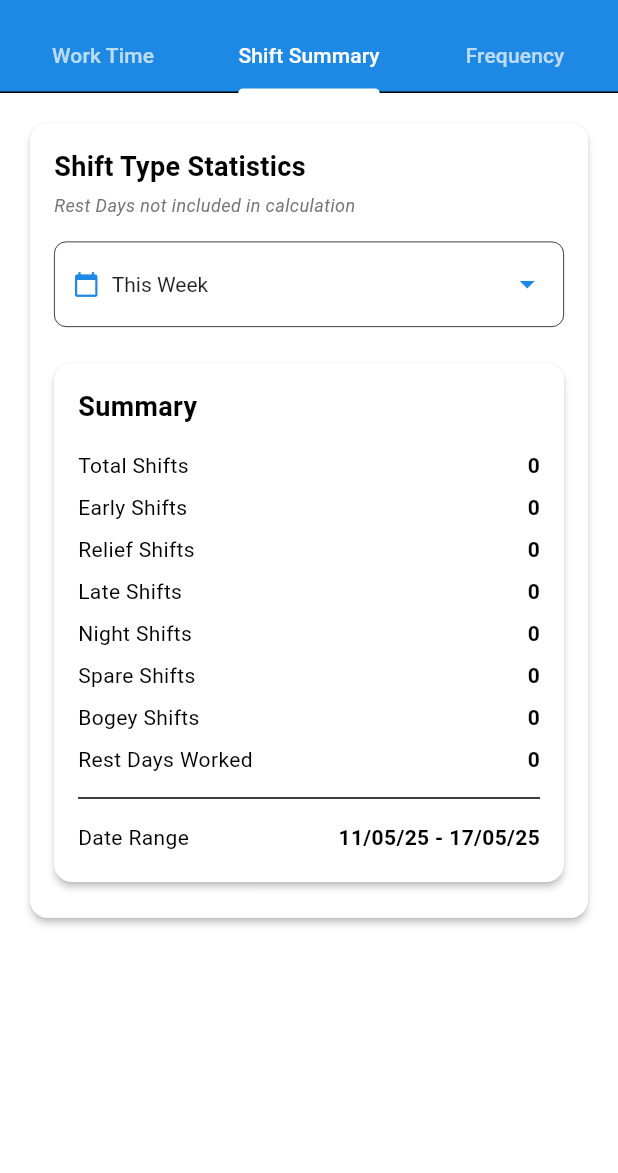
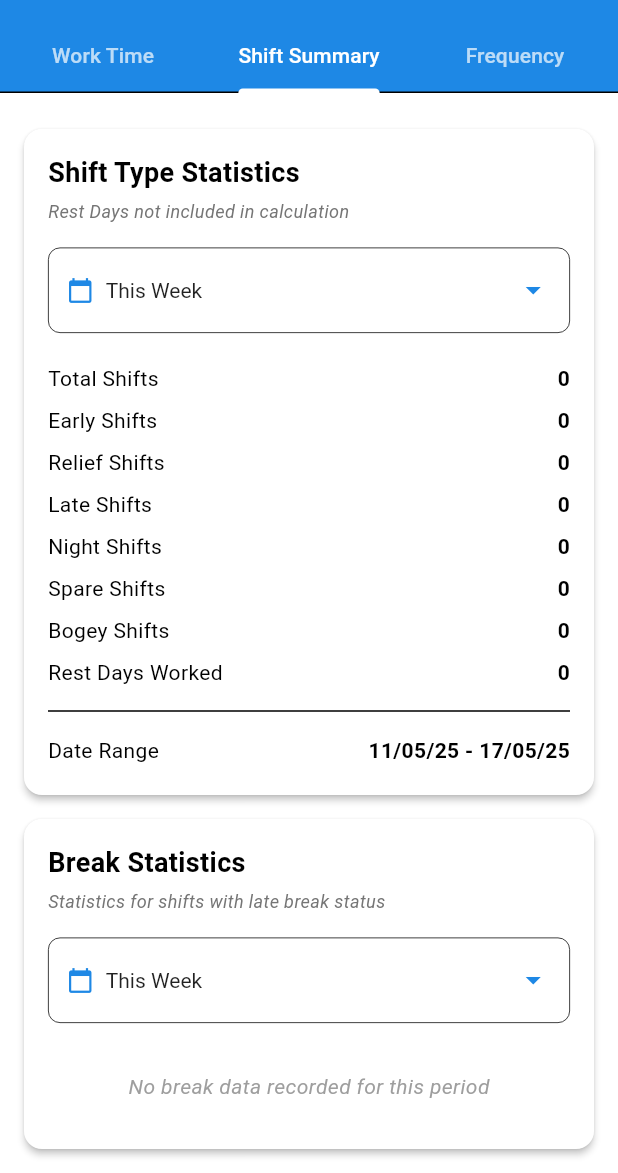
Before and after one commit to robertf670/spdrivercalendar, a Flutter app: the StatisticsScreen screen opened directly with empty values, tab 2 chosen, on a phone screen of 412 x 824 dp, the part 63-1236 px from its top. Run offline on Flutter 3.47's test engine with Material 3 defaults, Android fonts, the phone set to English and light mode, and no system bars; our stand-ins replace csv, file_picker, flutter_local_notifications, google_sign_in, package_info_plus, permission_handler and 3 more; missing offline and left inert: extension_google_sign_in_as_googleapis_auth, googleapis; accounts and stored records are empty.

Commit message:
Add break statistics with time period selection to statistics screen

```diff
--- a/lib/features/statistics/screens/statistics_screen.dart
+++ b/lib/features/statistics/screens/statistics_screen.dart
@@ -13,6 +13,7 @@ import '../widgets/frequency_chart.dart';
 import '../widgets/shift_type_summary_card.dart';
 import '../widgets/time_range_selector.dart';
 import '../widgets/work_time_stats_card.dart';
+import '../widgets/break_statistics_card.dart';
 
 enum ShiftType {
   Early,   // 04:00 - 09:59
@@ -43,6 +44,7 @@ class StatisticsScreenState extends State<StatisticsScreen>
   bool get wantKeepAlive => true;
 
   String _timeRange = 'This Week';
+  String _breakTimeRange = 'This Week';
   final List<String> _timeRanges = [
     'This Week',
     'Last Week',
@@ -339,43 +341,40 @@ class StatisticsScreenState extends State<StatisticsScreen>
   Widget _buildSummaryTab() {
     return SingleChildScrollView(
       padding: const EdgeInsets.all(16.0),
-      child: Card( // Wrap content in a Card
-        elevation: 2.0,
-        child: Padding( // Add internal padding
-          padding: const EdgeInsets.all(16.0),
       child: Column(
-            crossAxisAlignment: CrossAxisAlignment.start,
         children: [
-              const Text(
-                'Shift Type Statistics',
-                style: TextStyle(fontSize: 18, fontWeight: FontWeight.bold),
-              ),
-              const SizedBox(height: 4),
-              Text(
-                'Rest Days not included in calculation',
-                style: TextStyle(
-                  fontSize: 12,
-                  color: Colors.grey[600],
-                  fontStyle: FontStyle.italic,
-                ),
-              ),
-              const SizedBox(height: 16),
-              TimeRangeSelector(
+          // Shift Type Summary Card
+          ShiftTypeSummaryCard(
+            stats: _calculateSummaryStatistics(),
             currentRange: _timeRange,
             availableRanges: _timeRanges,
-                onChanged: (value) {
-                  if (value != null) {
+            onChanged: (newRange) {
+              if (newRange != null) {
                 setState(() {
-                      _timeRange = value;
+                  _timeRange = newRange;
                 });
               }
             },
           ),
-              const SizedBox(height: 16),
-              ShiftTypeSummaryCard(stats: _calculateSummaryStatistics()),
+
+          // Break Statistics Card
+          BreakStatisticsCard(
+            breakStats: _calculateBreakStatistics(),
+            currentRange: _breakTimeRange,
+            availableRanges: _timeRanges,
+            onChanged: (newRange) {
+              if (newRange != null) {
+                setState(() {
+                  _breakTimeRange = newRange;
+                });
+                print('Break stats time range changed to: $newRange'); // Debug
+              }
+            },
+          ),
+
+          // Work Time Stats Card
+          // ... existing code ...
         ],
-          ),
-        ),
       ),
     );
   }
@@ -1390,4 +1389,87 @@ class StatisticsScreenState extends State<StatisticsScreen>
       });
     }
   }
+
+  // Add new method to calculate break statistics
+  Map<String, dynamic> _calculateBreakStatistics() {
+    print('Calculating break statistics...'); // Debug print
+
+    final DateTime now = DateTime.now();
+
+    // This week (Sunday to Saturday)
+    final thisWeekStart = DateTime(now.year, now.month, now.day).subtract(Duration(days: now.weekday % 7));
+    final thisWeekEnd = thisWeekStart.add(const Duration(days: 6));
+
+    // Last week (previous Sunday to Saturday)
+    final lastWeekEnd = thisWeekStart.subtract(const Duration(days: 1));
+    final lastWeekStart = lastWeekEnd.subtract(const Duration(days: 6));
+
+    // This month
+    final thisMonthStart = DateTime(now.year, now.month, 1);
+    final thisMonthEnd = (now.month < 12)
+        ? DateTime(now.year, now.month + 1, 1).subtract(const Duration(days: 1))
+        : DateTime(now.year + 1, 1, 1).subtract(const Duration(days: 1));
+
+    // Last month
+    final lastMonthEnd = thisMonthStart.subtract(const Duration(days: 1));
+    final lastMonthStart = DateTime(lastMonthEnd.year, lastMonthEnd.month, 1);
+
+    // Get all events with late break status from the map of events
+    final List<Event> eventsWithBreakStatus = [];
+    widget.events.forEach((date, dayEvents) {
+      for (final event in dayEvents) {
+        if (event.hasLateBreak == true) {
+          eventsWithBreakStatus.add(event);
         }
+      }
+    });
+
+    // Final result map
+    Map<String, dynamic> result = {
+      'thisweek': _calculateBreakStatsForPeriod(eventsWithBreakStatus, thisWeekStart, thisWeekEnd),
+      'lastweek': _calculateBreakStatsForPeriod(eventsWithBreakStatus, lastWeekStart, lastWeekEnd),
+      'thismonth': _calculateBreakStatsForPeriod(eventsWithBreakStatus, thisMonthStart, thisMonthEnd),
+      'lastmonth': _calculateBreakStatsForPeriod(eventsWithBreakStatus, lastMonthStart, lastMonthEnd),
+      'alltime': _calculateBreakStatsForPeriod(eventsWithBreakStatus, null, null),
+    };
+
+    print('Break statistics calculated: ${result.length} periods'); // Debug print
+    print('Found ${eventsWithBreakStatus.length} events with late break status'); // Debug
+    return result;
+  }
+
+  Map<String, dynamic> _calculateBreakStatsForPeriod(
+    List<Event> events, DateTime? startDate, DateTime? endDate) {
+
+    // Filter by date range if specified
+    List<Event> filteredEvents = events;
+    if (startDate != null && endDate != null) {
+      filteredEvents = events.where((event) {
+        final eventDate = DateTime(event.startDate.year, event.startDate.month, event.startDate.day);
+        return eventDate.isAtSameMomentAs(startDate) ||
+               eventDate.isAtSameMomentAs(endDate) ||
+               (eventDate.isAfter(startDate) && eventDate.isBefore(endDate));
+      }).toList();
+    }
+
+    // Count statistics
+    int total = filteredEvents.length;
+    int fullBreak = filteredEvents.where((e) => e.tookFullBreak == true).length;
+    int overtime = filteredEvents.where((e) => e.tookFullBreak == false).length;
+
+    // Calculate total overtime minutes
+    int totalOvertimeMinutes = 0;
+    for (final event in filteredEvents) {
+      if (event.tookFullBreak == false && event.overtimeDuration != null) {
+        totalOvertimeMinutes += event.overtimeDuration!;
+      }
+    }
+
+    return {
+      'total': total,
+      'fullBreak': fullBreak,
+      'overtime': overtime,
+      'totalOvertimeMinutes': totalOvertimeMinutes,
+    };
+  }
+}
--- /dev/null
+++ b/lib/features/statistics/widgets/break_statistics_card.dart
@@ -0,0 +1,186 @@
+import 'package:flutter/material.dart';
+import 'package:spdrivercalendar/theme/app_theme.dart';
+import 'time_range_selector.dart';
+
+class BreakStatisticsCard extends StatelessWidget {
+  final Map<String, dynamic> breakStats;
+  final String currentRange;
+  final List<String> availableRanges;
+  final ValueChanged<String?> onChanged;
+
+  const BreakStatisticsCard({
+    Key? key,
+    required this.breakStats,
+    required this.currentRange,
+    required this.availableRanges,
+    required this.onChanged,
+  }) : super(key: key);
+
+  @override
+  Widget build(BuildContext context) {
+    return Card(
+      elevation: 2,
+      margin: const EdgeInsets.symmetric(vertical: 8.0),
+      shape: RoundedRectangleBorder(
+        borderRadius: BorderRadius.circular(AppTheme.borderRadius),
+      ),
+      child: Padding(
+        padding: const EdgeInsets.all(16.0),
+        child: Column(
+          crossAxisAlignment: CrossAxisAlignment.start,
+          children: [
+            const Text(
+              'Break Statistics',
+              style: TextStyle(fontSize: 18, fontWeight: FontWeight.bold),
+            ),
+            const SizedBox(height: 4),
+            Text(
+              'Statistics for shifts with late break status',
+              style: TextStyle(
+                fontSize: 12,
+                color: Colors.grey[600],
+                fontStyle: FontStyle.italic,
+              ),
+            ),
+            const SizedBox(height: 16),
+            TimeRangeSelector(
+              currentRange: currentRange,
+              availableRanges: availableRanges,
+              onChanged: onChanged,
+            ),
+            const SizedBox(height: 16),
+
+            // Get data for the selected time range
+            if (_hasPeriodData(breakStats, currentRange.toLowerCase().replaceAll(' ', '')))
+              _buildTimeRangeSection(
+                context,
+                breakStats[currentRange.toLowerCase().replaceAll(' ', '')]
+              ),
+
+            // No Data Message
+            if (!_hasPeriodData(breakStats, currentRange.toLowerCase().replaceAll(' ', '')))
+              const Padding(
+                padding: EdgeInsets.symmetric(vertical: 16.0),
+                child: Center(
+                  child: Text(
+                    'No break data recorded for this period',
+                    style: TextStyle(
+                      fontStyle: FontStyle.italic,
+                      color: Colors.grey,
+                    ),
+                  ),
+                ),
+              ),
+          ],
+        ),
+      ),
+    );
+  }
+
+  bool _hasPeriodData(Map<String, dynamic> stats, String period) {
+    if (!stats.containsKey(period)) return false;
+    final periodData = stats[period] as Map<String, dynamic>?;
+    if (periodData == null) return false;
+
+    final total = periodData['total'] as int? ?? 0;
+    return total > 0;
+  }
+
+  Widget _buildTimeRangeSection(BuildContext context, Map<String, dynamic> periodData) {
+    final total = periodData['total'] as int? ?? 0;
+    final fullBreak = periodData['fullBreak'] as int? ?? 0;
+    final overtime = periodData['overtime'] as int? ?? 0;
+    final totalOvertimeMinutes = periodData['totalOvertimeMinutes'] as int? ?? 0;
+
+    // Calculate percentages
+    final fullBreakPercent = total > 0 ? (fullBreak / total * 100).round() : 0;
+    final overtimePercent = total > 0 ? (overtime / total * 100).round() : 0;
+
+    return Column(
+      crossAxisAlignment: CrossAxisAlignment.start,
+      children: [
+        // Data rows
+        _buildBreakStatRow(
+          'Total Late Breaks',
+          '$total',
+        ),
+        _buildBreakStatRow(
+          'Full Break Taken',
+          '$fullBreak ($fullBreakPercent%)',
+        ),
+        _buildBreakStatRow(
+          'Overtime Taken',
+          '$overtime ($overtimePercent%)',
+        ),
+        if (totalOvertimeMinutes > 0)
+          _buildBreakStatRow(
+            'Total Overtime Minutes',
+            '$totalOvertimeMinutes mins',
+          ),
+
+        // Progress indicator
+        if (total > 0)
+          Padding(
+            padding: const EdgeInsets.only(top: 8.0),
+            child: SizedBox(
+              height: 10,
+              child: ClipRRect(
+                borderRadius: BorderRadius.circular(5),
+                child: LinearProgressIndicator(
+                  value: overtime / total,
+                  backgroundColor: Colors.grey[300],
+                  valueColor: AlwaysStoppedAnimation<Color>(
+                    Colors.orange,
+                  ),
+                ),
+              ),
+            ),
+          ),
+        const SizedBox(height: 4),
+        if (total > 0)
+          Row(
+            children: [
+              Expanded(
+                flex: fullBreakPercent,
+                child: Text(
+                  'Full Break',
+                  style: TextStyle(
+                    fontSize: 10,
+                    color: Colors.grey[600],
+                  ),
+                  textAlign: TextAlign.center,
+                ),
+              ),
+              Expanded(
+                flex: overtimePercent,
+                child: Text(
+                  'Overtime',
+                  style: TextStyle(
+                    fontSize: 10,
+                    color: Colors.grey[600],
+                  ),
+                  textAlign: TextAlign.center,
+                ),
+              ),
+            ],
+          ),
+      ],
+    );
+  }
+
+  Widget _buildBreakStatRow(String label, String value) {
+    return Padding(
+      padding: const EdgeInsets.symmetric(vertical: 4.0),
+      child: Row(
+        mainAxisAlignment: MainAxisAlignment.spaceBetween,
+        children: [
+          Text(label),
+          Text(
+            value,
+            style: const TextStyle(fontWeight: FontWeight.bold),
+          ),
+        ],
+      ),
+    );
+  }
+}
--- a/lib/features/statistics/widgets/shift_type_summary_card.dart
+++ b/lib/features/statistics/widgets/shift_type_summary_card.dart
@@ -1,10 +1,20 @@
 import 'package:flutter/material.dart';
 import 'package:spdrivercalendar/theme/app_theme.dart';
+import 'time_range_selector.dart';
 
 class ShiftTypeSummaryCard extends StatelessWidget {
   final Map<String, dynamic> stats;
+  final String currentRange;
+  final List<String> availableRanges;
+  final ValueChanged<String?> onChanged;
 
-  const ShiftTypeSummaryCard({Key? key, required this.stats}) : super(key: key);
+  const ShiftTypeSummaryCard({
+    Key? key,
+    required this.stats,
+    required this.currentRange,
+    required this.availableRanges,
+    required this.onChanged,
+  }) : super(key: key);
 
   @override
   Widget build(BuildContext context) {
@@ -20,10 +30,25 @@ class ShiftTypeSummaryCard extends StatelessWidget {
           crossAxisAlignment: CrossAxisAlignment.start,
           children: [
             const Text(
-              'Summary',
+              'Shift Type Statistics',
               style: TextStyle(fontSize: 18, fontWeight: FontWeight.bold),
             ),
-            const SizedBox(height: 12),
+            const SizedBox(height: 4),
+            Text(
+              'Rest Days not included in calculation',
+              style: TextStyle(
+                fontSize: 12,
+                color: Colors.grey[600],
+                fontStyle: FontStyle.italic,
+              ),
+            ),
+            const SizedBox(height: 16),
+            TimeRangeSelector(
+              currentRange: currentRange,
+              availableRanges: availableRanges,
+              onChanged: onChanged,
+            ),
+            const SizedBox(height: 16),
             _buildStatRow('Total Shifts', '${stats['totalShifts']}'),
             _buildStatRow('Early Shifts', '${stats['earlyShifts']}'),
             _buildStatRow('Relief Shifts', '${stats['reliefShifts']}'),
```
Also changed, not shown: lib/features/statistics/widgets/break_statistics_card_new.dart (added, +201 -0 lines). Lines whose indentation alone changed are shown as unchanged.
